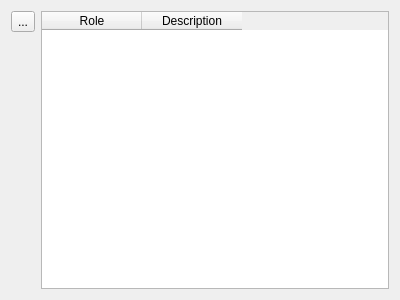
fritzone/ddm, file src/gui/repo_RoleListingForm.ui: the form before one commit.
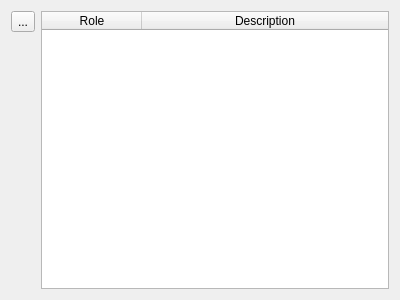
The form after the commit. Icons and pictures are not drawn.

```diff
--- a/src/gui/repo_RoleListingForm.ui
+++ b/src/gui/repo_RoleListingForm.ui
@@ -70,6 +70,9 @@
         <property name="selectionBehavior">
          <enum>QAbstractItemView::SelectItems</enum>
         </property>
+        <attribute name="horizontalHeaderStretchLastSection">
+         <bool>true</bool>
+        </attribute>
         <column>
          <property name="text">
           <string>Role</string>
```
